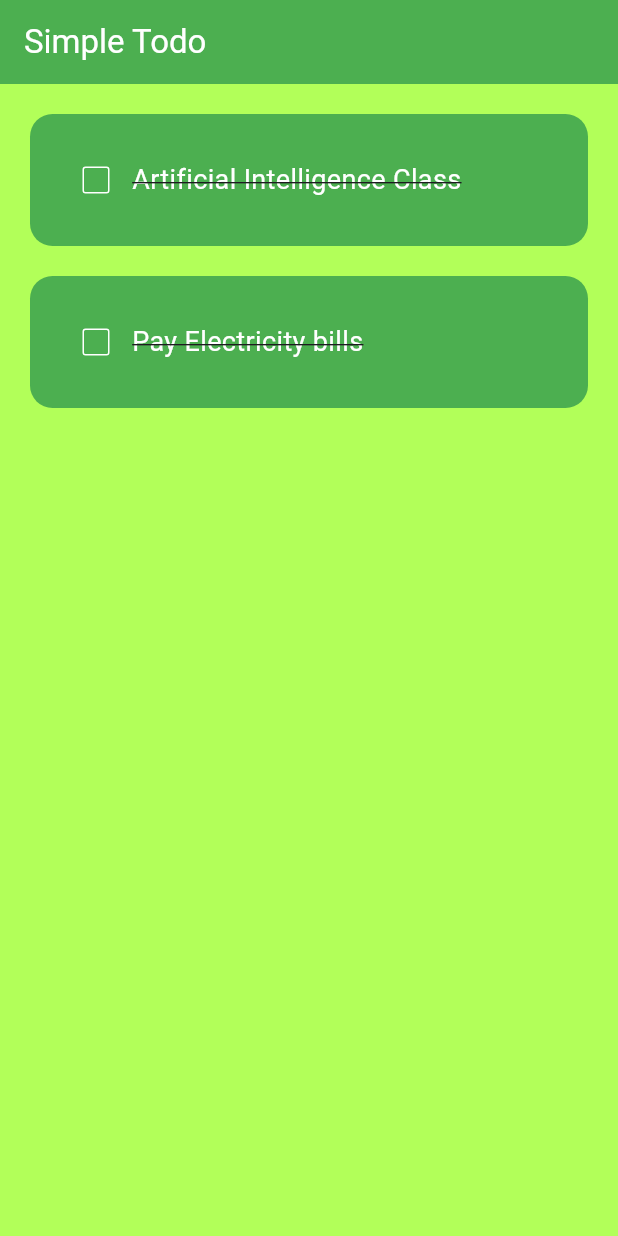
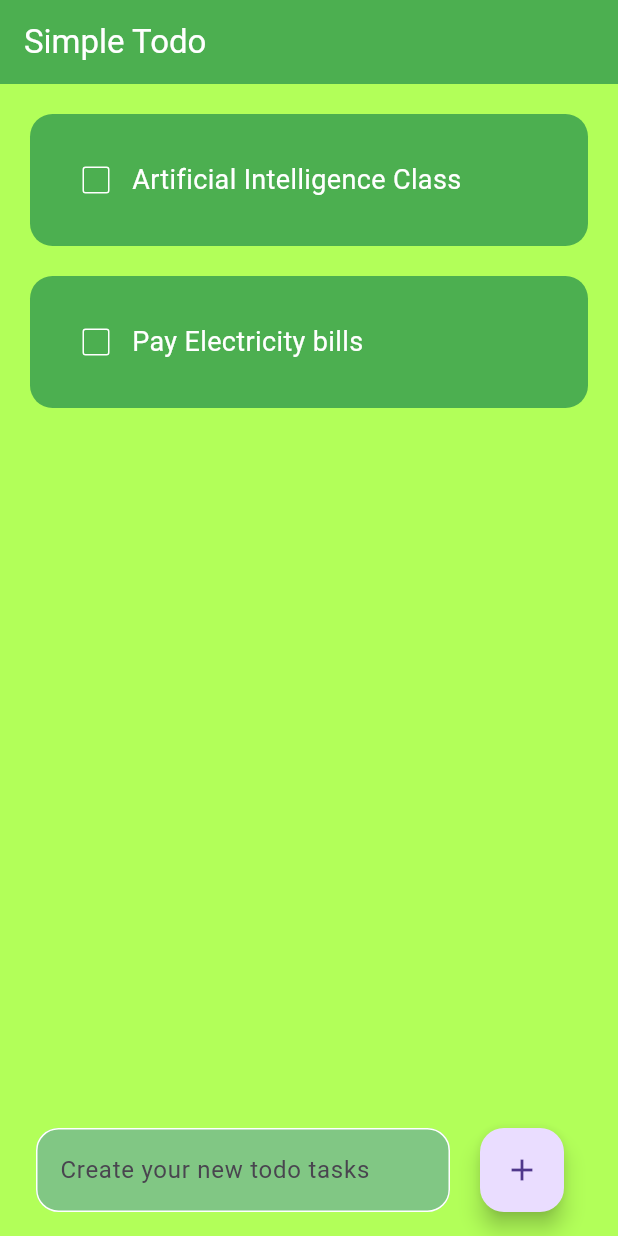
Before and after one commit to prodigy234/ToDo-Mobile-App-with-Flutter, a Flutter app: the screen it shows after launch, on a phone screen of 412 x 824 dp. Run offline on Flutter 3.47's test engine with Material 3 defaults, Android fonts, the phone set to English and light mode, and no system bars; drawn by our look-alikes of flutter_slidable.

Commit message:
my new commit

```diff
--- a/lib/main.dart
+++ b/lib/main.dart
@@ -16,4 +16,3 @@ class MyApp extends StatelessWidget {
     );
   }
 }
-// 16.06
--- a/lib/pages/home_page.dart
+++ b/lib/pages/home_page.dart
@@ -9,6 +9,7 @@ class HomePage extends StatefulWidget {
 }
 
 class _HomePageState extends State<HomePage> {
+  final _controller = TextEditingController();
   List toDoList = [
     ['Artificial Intelligence Class', false],
     ['Pay Electricity bills', false],
@@ -17,6 +18,19 @@ class _HomePageState extends State<HomePage> {
   void checkBoxChanged(int index) {
     setState(() {
       toDoList[index][1] = !toDoList[index][1];
+    });
+  }
+
+  void saveNewTask() {
+    setState(() {
+      toDoList.add([_controller.text, false]);
+      _controller.clear();
+    });
+  }
+
+  void deleteTask(int index) {
+    setState(() {
+      toDoList.removeAt(index);
     });
   }
 
@@ -38,8 +52,48 @@ class _HomePageState extends State<HomePage> {
             taskName: toDoList[index][0],
             taskCompleted: toDoList[index][1],
             onChanged: (value) => checkBoxChanged(index),
+            deleteFunction: (context) => deleteTask(index),
           );
-          }),
+        },
+      ),
+      floatingActionButton: Padding(
+        padding: const EdgeInsets.symmetric(horizontal: 20),
+        child: Row(
+          children: [
+            Expanded(
+              child: Padding(
+                padding: const EdgeInsets.symmetric(
+                  horizontal: 20,
+                ),
+                child: TextField(
+                  controller: _controller,
+                  decoration: InputDecoration(
+                    hintText: 'Create your new todo tasks',
+                    filled: true,
+                    fillColor: Colors.green.shade300,
+                    enabledBorder: OutlineInputBorder(
+                      borderSide: const BorderSide(
+                        color: Colors.white,
+                      ),
+                      borderRadius: BorderRadius.circular(15),
+                    ),
+                    focusedBorder: OutlineInputBorder(
+                      borderSide: const BorderSide(
+                        color: Colors.greenAccent,
+                      ),
+                      borderRadius: BorderRadius.circular(15),
+                    ),
+                  ),
+                ),
+              ),
+            ),
+            FloatingActionButton(
+              onPressed: saveNewTask,
+              child: const Icon(Icons.add),
+            ),
+          ],
+        ),
+      ),
     );
   }
 }
--- a/lib/utils/todo_list.dart
+++ b/lib/utils/todo_list.dart
@@ -1,16 +1,19 @@
 import 'package:flutter/material.dart';
+import 'package:flutter_slidable/flutter_slidable.dart';
 
 class TodoList extends StatelessWidget {
   const TodoList({
     super.key,
     required this.taskName,
     required this.taskCompleted,
-    this.onChanged,
+    required this.onChanged,
+    required this.deleteFunction,
   });
 
   final String taskName;
   final bool taskCompleted;
   final Function(bool?)? onChanged;
+  final Function(BuildContext)? deleteFunction;
 
   @override
   Widget build(BuildContext context) {
@@ -20,6 +23,17 @@ class TodoList extends StatelessWidget {
         left: 20,
         right: 20,
         bottom: 0,
+      ),
+      child: Slidable(
+        endActionPane: ActionPane(
+          motion: StretchMotion(),
+          children: [
+            SlidableAction(
+              onPressed: deleteFunction,
+              icon: Icons.delete,
+              borderRadius: BorderRadius.circular(15),
+            ),
+          ],
         ),
         child: Container(
           padding: const EdgeInsets.all(20),
@@ -40,15 +54,20 @@ class TodoList extends StatelessWidget {
               ),
               Text(
                 taskName,
-              style: const TextStyle(
+                style: TextStyle(
                   color: Colors.white,
                   fontSize: 18,
-                decoration: TextDecoration.lineThrough,
+                  decoration: taskCompleted
+                      ? TextDecoration.lineThrough
+                      : TextDecoration.none,
+                  decorationColor: Colors.white,
+                  decorationThickness: 2,
                 ),
               ),
             ],
           ),
         ),
+      ),
     );
   }
 }
--- a/pubspec.yaml
+++ b/pubspec.yaml
@@ -35,6 +35,7 @@ dependencies:
   # The following adds the Cupertino Icons font to your application.
   # Use with the CupertinoIcons class for iOS style icons.
   cupertino_icons: ^1.0.8
+  flutter_slidable: ^3.1.0
 
 dev_dependencies:
   flutter_test:
```
Also changed, not shown: pubspec.lock. Lines whose indentation alone changed are shown as unchanged.
